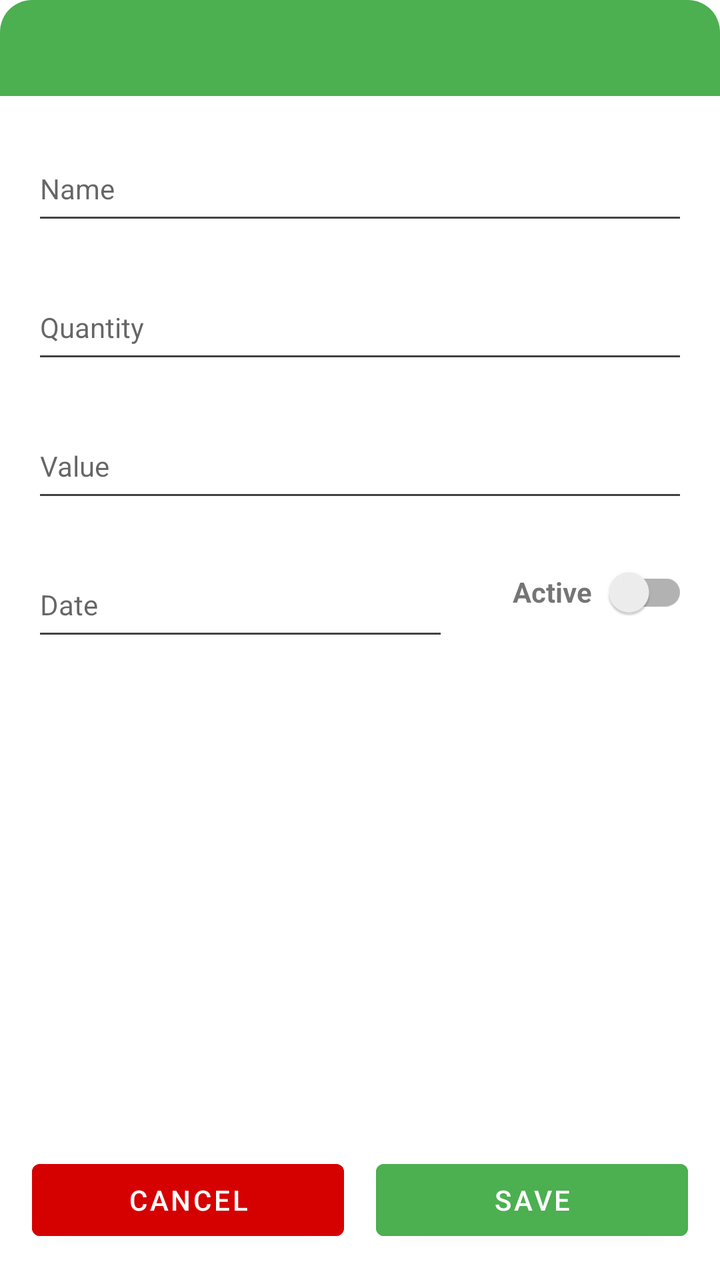
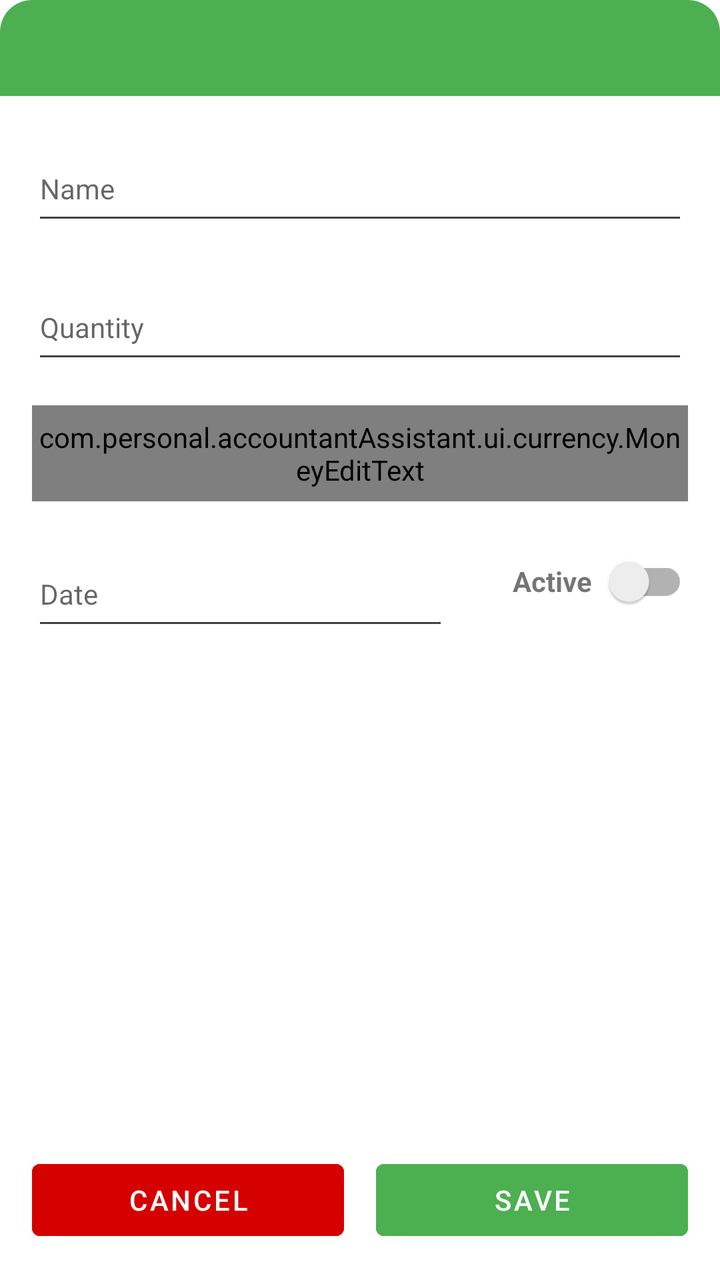

An Android layout rendered at two revisions. The XML below is the earlier revision; the diff shows what the commit changed to produce the second picture.
<!-- AndroidManifest.xml: application theme AppTheme -->
<!-- res/layout/fragment_expenses_details.xml -->
<?xml version="1.0" encoding="utf-8"?>
<androidx.constraintlayout.widget.ConstraintLayout xmlns:android="http://schemas.android.com/apk/res/android"
    xmlns:app="http://schemas.android.com/apk/res-auto"
    xmlns:tools="http://schemas.android.com/tools"
    android:layout_width="match_parent"
    android:layout_height="match_parent"
    android:layout_margin="@dimen/default_material_margin"
    android:orientation="vertical"
    tools:context=".ui.expenses.ExpenseDetailsFragment"
    tools:ignore="PrivateResource">

    <TextView
        android:id="@+id/tvTitle"
        style="@style/TitleTopRoundedTextView"
        android:layout_width="match_parent"
        android:layout_height="@dimen/title_height"
        android:gravity="center"
        app:layout_constraintEnd_toEndOf="parent"
        app:layout_constraintStart_toStartOf="parent"
        app:layout_constraintTop_toTopOf="parent" />

    <com.google.android.material.textfield.TextInputLayout
        android:id="@+id/lytName"
        style="@style/TextInputLayoutStyle"
        android:layout_width="match_parent"
        android:layout_height="wrap_content"
        android:layout_margin="@dimen/default_material_margin"
        android:hint="@string/name"
        app:layout_constraintEnd_toEndOf="parent"
        app:layout_constraintStart_toStartOf="parent"
        app:layout_constraintTop_toBottomOf="@id/tvTitle">

        <com.google.android.material.textfield.TextInputEditText
            android:id="@+id/etName"
            android:layout_width="match_parent"
            android:layout_height="@dimen/title_height"
            android:ems="10"
            android:inputType="textCapSentences"
            android:minHeight="@dimen/title_height"
            android:textAlignment="center"
            android:textSize="@dimen/card_subTitle_text_size"
            android:theme="@style/FocusEditTextTheme" />

    </com.google.android.material.textfield.TextInputLayout>

    <com.google.android.material.textfield.TextInputLayout
        android:id="@+id/lytQuantity"
        style="@style/TextInputLayoutStyle"
        android:layout_width="match_parent"
        android:layout_height="wrap_content"
        android:layout_margin="@dimen/default_material_margin"
        android:hint="@string/quantity"
        app:layout_constraintEnd_toEndOf="parent"
        app:layout_constraintStart_toStartOf="parent"
        app:layout_constraintTop_toBottomOf="@id/lytName">

        <com.google.android.material.textfield.TextInputEditText
            android:id="@+id/etQuantity"
            android:layout_width="match_parent"
            android:layout_height="@dimen/title_height"
            android:ems="10"
            android:inputType="number"
            android:maxLength="3"
            android:minHeight="@dimen/title_height"
            android:textAlignment="center"
            android:textSize="@dimen/card_subTitle_text_size"
            android:theme="@style/FocusEditTextTheme" />

    </com.google.android.material.textfield.TextInputLayout>

    <com.google.android.material.textfield.TextInputLayout
        android:id="@+id/lytValue"
        style="@style/TextInputLayoutStyle"
        android:layout_width="match_parent"
        android:layout_height="wrap_content"
        android:layout_margin="@dimen/default_material_margin"
        android:hint="@string/value"
        app:layout_constraintEnd_toEndOf="parent"
        app:layout_constraintStart_toStartOf="parent"
        app:layout_constraintTop_toBottomOf="@id/lytQuantity">

        <com.google.android.material.textfield.TextInputEditText
            android:id="@+id/etValue"
            android:layout_width="match_parent"
            android:layout_height="@dimen/title_height"
            android:ems="10"
            android:inputType="numberDecimal"
            android:minHeight="@dimen/title_height"
            android:textAlignment="center"
            android:textSize="@dimen/card_subTitle_text_size"
            android:theme="@style/FocusEditTextTheme" />

    </com.google.android.material.textfield.TextInputLayout>

    <com.google.android.material.textfield.TextInputLayout
        android:id="@+id/lytDate"
        style="@style/TextInputLayoutStyle"
        android:layout_width="@dimen/zero"
        android:layout_height="wrap_content"
        android:layout_margin="@dimen/default_material_margin"
        android:hint="@string/date"
        app:layout_constraintEnd_toStartOf="@id/lytActive"
        app:layout_constraintStart_toStartOf="parent"
        app:layout_constraintTop_toBottomOf="@id/lytValue">

        <com.google.android.material.textfield.TextInputEditText
            android:id="@+id/etDate"
            android:layout_width="match_parent"
            android:layout_height="@dimen/title_height"
            android:ems="10"
            android:inputType="date"
            android:minHeight="@dimen/title_height"
            android:textAlignment="center"
            android:textSize="@dimen/card_subTitle_text_size"
            android:theme="@style/FocusEditTextTheme" />

    </com.google.android.material.textfield.TextInputLayout>

    <LinearLayout
        android:id="@+id/lytActive"
        android:layout_width="wrap_content"
        android:layout_height="wrap_content"
        android:layout_margin="@dimen/default_material_margin"
        android:orientation="horizontal"
        app:layout_constraintEnd_toEndOf="parent"
        app:layout_constraintStart_toEndOf="@id/lytDate"
        app:layout_constraintTop_toBottomOf="@id/lytValue">

        <TextView
            android:layout_width="wrap_content"
            android:layout_height="match_parent"
            android:gravity="center"
            android:text="@string/active"
            android:textStyle="bold" />

        <androidx.appcompat.widget.SwitchCompat
            android:id="@+id/scActive"
            android:layout_width="wrap_content"
            android:layout_height="match_parent"
            android:layout_gravity="center"
            tools:ignore="UseSwitchCompatOrMaterialXml" />

    </LinearLayout>

    <include
        android:id="@+id/lytFooter"
        layout="@layout/options_footer_bar"
        android:layout_width="@dimen/zero"
        android:layout_height="wrap_content"
        android:layout_margin="@dimen/half_material_margin"
        app:layout_constraintBottom_toBottomOf="parent"
        app:layout_constraintEnd_toEndOf="parent"
        app:layout_constraintStart_toStartOf="parent" />

</androidx.constraintlayout.widget.ConstraintLayout>
<!-- res/layout/options_footer_bar.xml (included above) -->
<?xml version="1.0" encoding="utf-8"?>
<LinearLayout xmlns:android="http://schemas.android.com/apk/res/android"
    style="?android:attr/buttonBarStyle"
    android:layout_width="match_parent"
    android:layout_height="wrap_content"
    android:layout_margin="@dimen/small_material_margin"
    android:orientation="horizontal">

    <com.google.android.material.button.MaterialButton
        android:id="@+id/mbCancel"
        android:layout_width="match_parent"
        android:layout_height="match_parent"
        android:layout_margin="@dimen/half_material_margin"
        android:layout_weight="@dimen/full_layout_weight"
        android:backgroundTint="@color/colorRed"
        android:gravity="center"
        android:text="@string/cancel"
        android:textColor="@color/design_default_color_background" />

    <com.google.android.material.button.MaterialButton
        android:id="@+id/mbSave"
        android:layout_width="match_parent"
        android:layout_height="match_parent"
        android:layout_margin="@dimen/half_material_margin"
        android:layout_weight="@dimen/full_layout_weight"
        android:backgroundTint="@color/colorPrimary"
        android:gravity="center"
        android:text="@string/save"
        android:textColor="@color/design_default_color_background" />
</LinearLayout>
<!-- resources referenced by this layout -->
<resources>
  <color name="colorPrimary">#4CAF50</color>
  <color name="colorRed">#D50000</color>
  <dimen name="card_subTitle_text_size">@dimen/default_text_size</dimen>
  <dimen name="default_material_margin">16dp</dimen>
  <dimen name="full_layout_weight">1</dimen>
  <dimen name="half_material_margin">8dp</dimen>
  <dimen name="small_material_margin">4dp</dimen>
  <dimen name="title_height">48dp</dimen>
  <dimen name="zero">0dp</dimen>
  <string name="active">Active</string>
  <string name="cancel">Cancel</string>
  <string name="date">Date</string>
  <string name="name">Name</string>
  <string name="quantity">Quantity</string>
  <string name="save">Save</string>
  <string name="value">Value</string>
  <style name="FocusEditTextTheme" parent="Theme.AppCompat.Light.DarkActionBar">
          <item name="colorControlNormal">@color/fontColor</item>
          <item name="colorControlActivated">@color/colorPrimary</item>
          <item name="colorControlHighlight">@color/colorPrimary</item>
      </style>
  <style name="TextInputLayoutStyle" parent="Widget.MaterialComponents.TextInputLayout.OutlinedBox">
          <item name="hintTextColor">@color/selector_text_input_layout_hint_color</item>
          <item name="android:textColor">@color/selector_text_input_layout_hint_color</item>
          <item name="android:textSize">16sp</item>
          <item name="android:textStyle">bold</item>
      </style>
  <style name="TitleTopRoundedTextView" parent="Theme.AppCompat.Light.DarkActionBar">
          <item name="android:textSize">16sp</item>
          <item name="android:textStyle">bold</item>
          <item name="android:textAlignment">gravity</item>
          <item name="android:textColor">@color/colorWhite</item>
          <item name="android:background">@drawable/layout_top_rounded_shape</item>
          <item name="android:gravity">center|center_horizontal|center_vertical</item>
      </style>
  <style name="AppTheme" parent="Theme.MaterialComponents.Light.DarkActionBar">
          
          <item name="colorAccent">@color/colorPrimary</item>
          <item name="colorPrimary">@color/colorPrimary</item>
          <item name="colorPrimaryDark">@color/colorPrimaryDark</item>
          
          <item name="bottomSheetDialogTheme">@style/AppBottomSheetDialogTheme</item>
          <item name="materialCalendarStyle">@style/Widget.MaterialComponents.MaterialCalendar</item>
          <item name="materialCalendarTheme">@style/ThemeOverlay.MaterialComponents.MaterialCalendar
          </item>
          <item name="materialCalendarFullscreenTheme">
              @style/ThemeOverlay.MaterialComponents.MaterialCalendar.Fullscreen
          </item>
      </style>
  <dimen name="default_text_size">14sp</dimen>
  <color name="fontColor">#424242</color>
  <color name="colorWhite">#FFFFFF</color>
  <!-- drawable layout_top_rounded_shape (drawable) -->
  <?xml version="1.0" encoding="utf-8"?>
  <shape xmlns:android="http://schemas.android.com/apk/res/android"
      android:shape="rectangle">
      <solid android:color="@color/colorPrimary" />
      <corners
          android:topLeftRadius="@dimen/default_material_margin"
          android:topRightRadius="@dimen/default_material_margin" />
  </shape>
  <color name="colorPrimaryDark">#388E3C</color>
  <style name="AppBottomSheetDialogTheme" parent="Theme.Design.Light.BottomSheetDialog">
          <item name="bottomSheetStyle">@style/AppModalStyle</item>
      </style>
  <style name="AppModalStyle" parent="Widget.Design.BottomSheet.Modal">
          <item name="android:background">@drawable/layout_rounded_shape</item>
      </style>
  <!-- drawable layout_rounded_shape (drawable) -->
  <?xml version="1.0" encoding="utf-8"?>
  <shape xmlns:android="http://schemas.android.com/apk/res/android"
      android:shape="rectangle">
      <solid android:color="@color/colorWhite" />
      <corners android:radius="@dimen/default_material_margin" />
  </shape>
</resources>

<!-- the commit's change to res/layout/fragment_expenses_details.xml (unified diff, before → after) -->
@@ -79,12 +79,12 @@
         app:layout_constraintStart_toStartOf="parent"
         app:layout_constraintTop_toBottomOf="@id/lytQuantity">
 
-        <com.google.android.material.textfield.TextInputEditText
+        <com.personal.accountantAssistant.ui.currency.MoneyEditText
             android:id="@+id/etValue"
             android:layout_width="match_parent"
             android:layout_height="@dimen/title_height"
             android:ems="10"
-            android:inputType="numberDecimal"
+            android:inputType="number"
             android:minHeight="@dimen/title_height"
             android:textAlignment="center"
             android:textSize="@dimen/card_subTitle_text_size"
